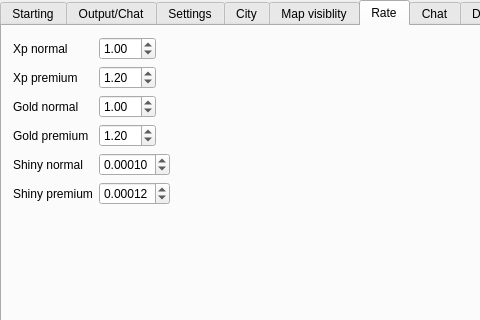
The window that server/MainWindow.ui (alphaonex86/CatchChallenger) describes before a commit, drawn with Qt 5; both pictures show x 0 to 480 and y 0 to 320 of the 800 by 600 pixel window.
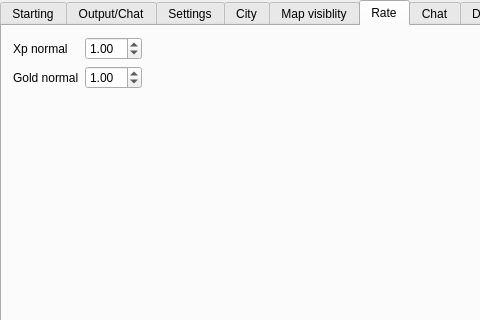
The same window after the commit. The open tabs and pages were chosen to show the change. Icons and pictures are not drawn.

The edit to the form file:
```diff
--- a/server/MainWindow.ui
+++ b/server/MainWindow.ui
@@ -527,93 +527,19 @@
          </widget>
         </item>
         <item row="1" column="0">
-         <widget class="QLabel" name="label_8">
-          <property name="text">
-           <string>Xp premium</string>
-          </property>
-         </widget>
-        </item>
-        <item row="1" column="1">
-         <widget class="QDoubleSpinBox" name="rates_xp_premium">
-          <property name="value">
-           <double>1.200000000000000</double>
-          </property>
-         </widget>
-        </item>
-        <item row="2" column="0">
          <widget class="QLabel" name="label_9">
           <property name="text">
            <string>Gold normal</string>
           </property>
          </widget>
         </item>
-        <item row="2" column="1">
+        <item row="1" column="1">
          <widget class="QDoubleSpinBox" name="rates_gold_normal">
           <property name="value">
            <double>1.000000000000000</double>
           </property>
          </widget>
         </item>
-        <item row="3" column="0">
-         <widget class="QLabel" name="label_10">
-          <property name="text">
-           <string>Gold premium</string>
-          </property>
-         </widget>
-        </item>
-        <item row="3" column="1">
-         <widget class="QDoubleSpinBox" name="rates_gold_premium">
-          <property name="value">
-           <double>1.200000000000000</double>
-          </property>
-         </widget>
-        </item>
-        <item row="4" column="0">
-         <widget class="QLabel" name="label_11">
-          <property name="text">
-           <string>Shiny normal</string>
-          </property>
-         </widget>
-        </item>
-        <item row="4" column="1">
-         <widget class="QDoubleSpinBox" name="rates_shiny_normal">
-          <property name="decimals">
-           <number>5</number>
-          </property>
-          <property name="maximum">
-           <double>1.000000000000000</double>
-          </property>
-          <property name="singleStep">
-           <double>0.000100000000000</double>
-          </property>
-          <property name="value">
-           <double>0.000100000000000</double>
-          </property>
-         </widget>
-        </item>
-        <item row="5" column="0">
-         <widget class="QLabel" name="label_12">
-          <property name="text">
-           <string>Shiny premium</string>
-          </property>
-         </widget>
-        </item>
-        <item row="5" column="1">
-         <widget class="QDoubleSpinBox" name="rates_shiny_premium">
-          <property name="decimals">
-           <number>5</number>
-          </property>
-          <property name="maximum">
-           <double>1.000000000000000</double>
-          </property>
-          <property name="singleStep">
-           <double>0.000100000000000</double>
-          </property>
-          <property name="value">
-           <double>0.000120000000000</double>
-          </property>
-         </widget>
-        </item>
        </layout>
       </widget>
       <widget class="QWidget" name="chat">
```
Left out of the diff: 2 changed lines with no effect on the pictures.
